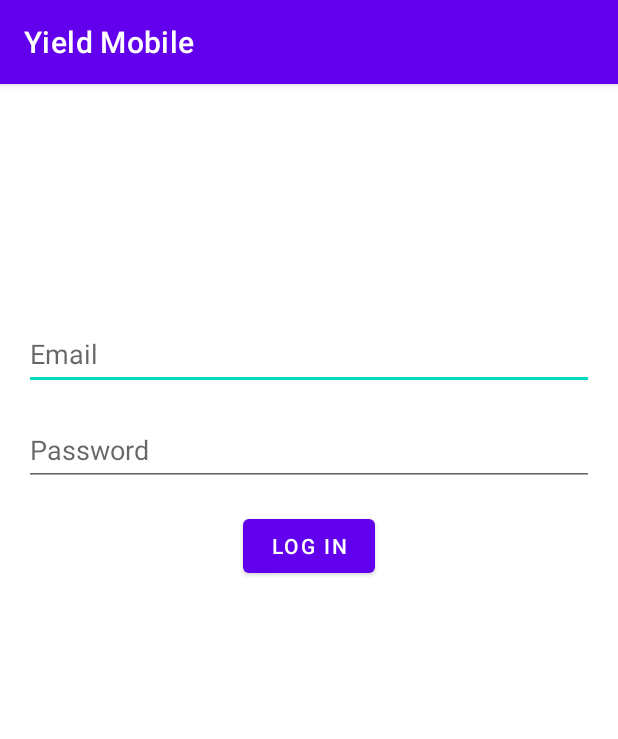
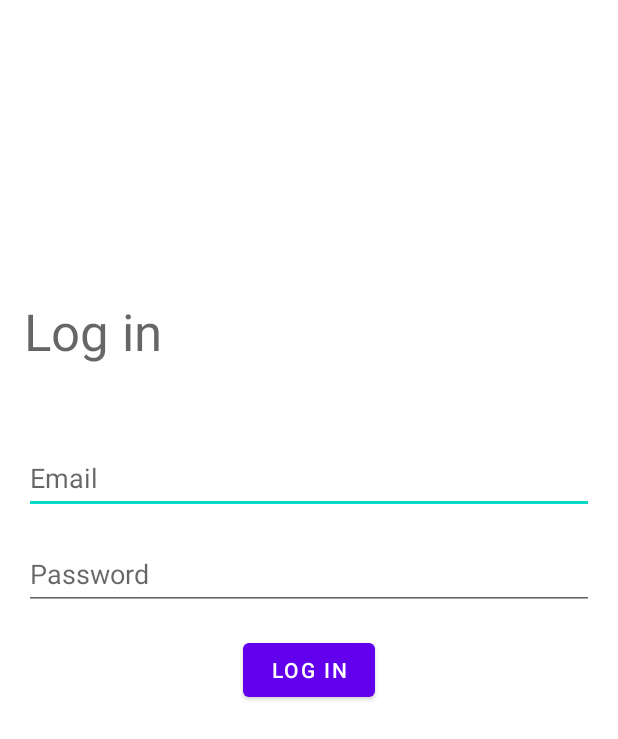
Before and after one commit to valdezet/yield-mobile, an Android app: the screen it shows after launch (AuthActivity), on a phone screen of 412 x 824 dp. Shown: the top 739 px of the screen. Run offline under Robolectric (Android 15) with nearby library versions, the phone set to English and light mode, and no system bars; our stand-ins replace Dagger/Hilt's generated code; libraries missing offline, so code that uses them is left out: retrofit2.converter.jackson; 2 statements that could not run were skipped.

Commit message:
Login UI changes
- hide the Action Bar on AuthActivity
- adjust vertical bias of grouped views in fragment_login

```diff
--- a/app/src/main/java/com/example/yieldmobile/AuthActivity.kt
+++ b/app/src/main/java/com/example/yieldmobile/AuthActivity.kt
@@ -9,5 +9,6 @@ class AuthActivity : AppCompatActivity() {
     override fun onCreate(savedInstanceState: Bundle?) {
         super.onCreate(savedInstanceState)
         setContentView(R.layout.activity_auth)
+        supportActionBar?.hide()
     }
 }
--- a/app/src/main/res/layout/fragment_login.xml
+++ b/app/src/main/res/layout/fragment_login.xml
@@ -15,7 +15,18 @@
         app:layout_constraintEnd_toEndOf="parent"
         app:layout_constraintStart_toStartOf="parent"
         app:layout_constraintTop_toTopOf="parent"
-        app:layout_constraintVertical_bias="0.2">
+        app:layout_constraintVertical_bias="0.35">
+
+        <TextView
+            android:id="@+id/textView"
+            android:layout_width="wrap_content"
+            android:layout_height="wrap_content"
+            android:layout_marginStart="@dimen/margin_horizontal_default"
+            android:layout_marginTop="@dimen/margin_vertical_default"
+            android:text="@string/label_login"
+            android:textAppearance="@style/TextAppearance.AppCompat.Display1"
+            app:layout_constraintStart_toStartOf="parent"
+            app:layout_constraintTop_toTopOf="parent" />
 
         <EditText
             android:id="@+id/login_edit_email"
@@ -43,7 +54,8 @@
             app:layout_constraintEnd_toEndOf="@+id/login_edit_password"
             app:layout_constraintStart_toStartOf="@+id/login_edit_password"
             app:layout_constraintTop_toBottomOf="@+id/login_edit_password"
-            app:layout_constraintVertical_bias="0.0" />
+            app:layout_constraintVertical_bias="0.0"
+            tools:ignore="DuplicateSpeakableTextCheck" />
 
         <EditText
             android:id="@+id/login_edit_password"
@@ -70,7 +82,7 @@
             android:textAppearance="@style/TextAppearance.AppCompat.Body2"
             android:textColor="@color/red_dark"
             app:layout_constraintStart_toStartOf="parent"
-            app:layout_constraintTop_toTopOf="parent"
+            app:layout_constraintTop_toBottomOf="@+id/textView"
             tools:text="@string/placeholder" />
     </androidx.constraintlayout.widget.ConstraintLayout>
 
```
